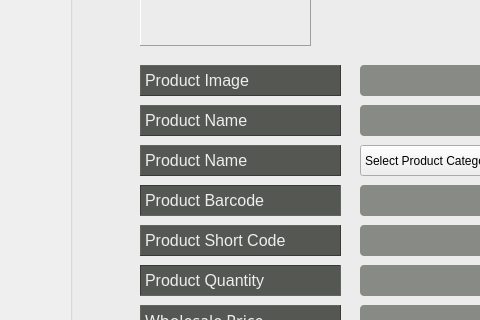
Old version of the form addnewproduct.ui in the repository vinnadipo09/bullet; both pictures show x 110 to 590 and y 185 to 505 of the 875 by 764 pixel window.
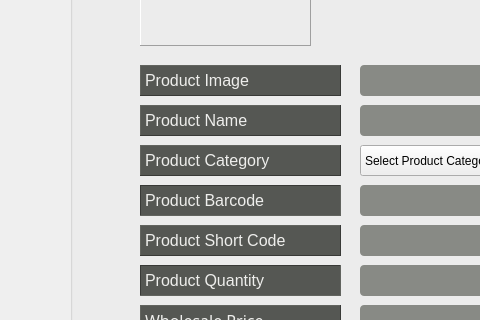
New version of the form. Icons and pictures are not drawn.

What changed in the file:
```diff
--- a/addnewproduct.ui
+++ b/addnewproduct.ui
@@ -460,7 +460,7 @@
      <enum>QFrame::Raised</enum>
     </property>
     <property name="text">
-     <string>Product Name</string>
+     <string>Product Category</string>
     </property>
    </widget>
    <widget class="QComboBox" name="cbProductCategory">
```
